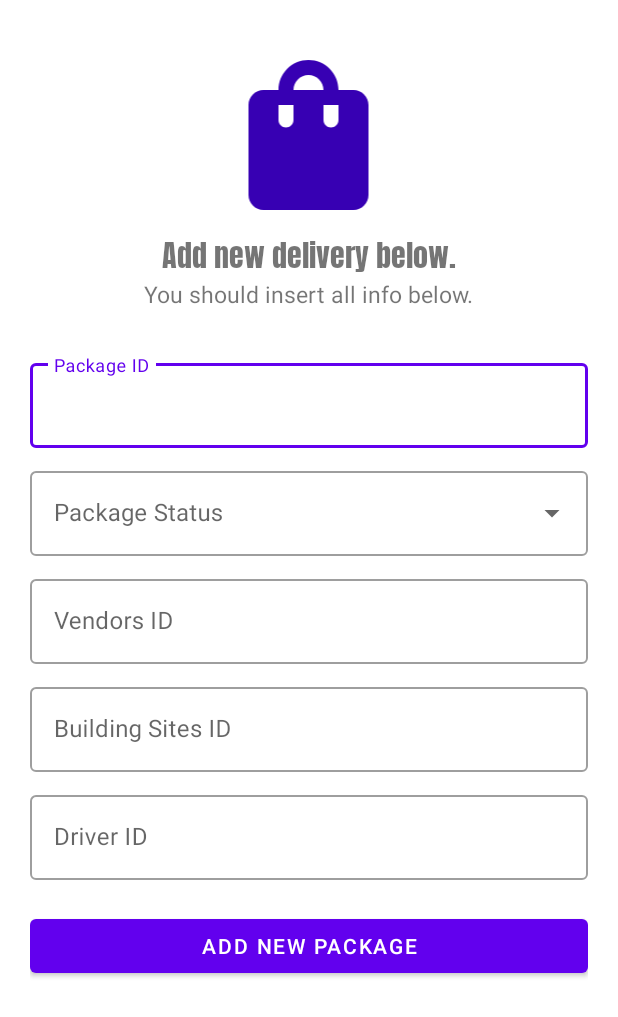
After one commit to by3u20/appcw, an Android app: the layout fragment_add_deliveries.xml on its own in the app's theme, with its tools: preview values and no code run, on a phone screen of 412 x 824 dp. The commit adds this screen. Shown: the top 1017 px of the screen. Run offline under Robolectric (Android 15) with nearby library versions, the phone set to English and light mode, and no system bars.

Commit message:
stable version of AddDeliveries.kt not done yet

```diff
--- a/app/build.gradle
+++ b/app/build.gradle
@@ -41,6 +41,9 @@ android {
     kotlinOptions {
         jvmTarget = '1.8'
     }
+    viewBinding{
+        enabled=true
+    }
 }
 
 dependencies {
--- a/app/src/main/java/com/example/delivery1/data/UserDao.kt
+++ b/app/src/main/java/com/example/delivery1/data/UserDao.kt
@@ -15,7 +15,7 @@ interface UserDao {
     fun getUserWithUidPassword(uid: String, password: String): User?
 
     @Insert(onConflict = OnConflictStrategy.IGNORE)
-    fun addUser(user: User)
+    suspend fun addUser(user: User)
 
     @Update
     fun updUser(user: User)
--- /dev/null
+++ b/app/src/main/res/layout/fragment_add_deliveries.xml
@@ -0,0 +1,137 @@
+<?xml version="1.0" encoding="utf-8"?>
+<LinearLayout xmlns:android="http://schemas.android.com/apk/res/android"
+    xmlns:app="http://schemas.android.com/apk/res-auto"
+    xmlns:tools="http://schemas.android.com/tools"
+    android:layout_width="match_parent"
+    android:layout_height="match_parent"
+    android:orientation="vertical"
+    android:background="@color/white"
+    android:gravity="center_horizontal"
+    android:id="@+id/add_deliveries_layout"
+    >
+
+
+    <ImageView
+        android:id="@+id/add_deliveries_logo"
+        android:layout_width="150dp"
+        android:layout_height="150dp"
+        app:srcCompat="@drawable/deliveries"
+        android:paddingTop="30dp"
+        app:tint="@color/design_default_color_primary_dark" />
+
+    <TextView
+        android:id="@+id/add_deliveries_name"
+        android:layout_width="wrap_content"
+        android:layout_height="wrap_content"
+        android:fontFamily="@font/anton"
+        android:text="Add new delivery below."
+        android:textSize="20sp"
+        />
+
+    <TextView
+        android:id="@+id/logo_slogan_name"
+        android:layout_width="wrap_content"
+        android:layout_height="wrap_content"
+        android:text="You should insert all info below."
+        android:textSize="15sp"
+        />
+
+    <LinearLayout
+        android:layout_width="match_parent"
+        android:layout_height="wrap_content"
+        android:layout_marginTop="10dp"
+        android:layout_marginBottom="20dp"
+        android:orientation="vertical"
+        android:gravity="center"
+        android:padding="20dp">
+
+        <com.google.android.material.textfield.TextInputLayout
+            android:id="@+id/add_deliveries_id"
+            android:layout_width="match_parent"
+            android:layout_height="wrap_content"
+            android:hint="Package ID"
+            style="@style/Widget.MaterialComponents.TextInputLayout.OutlinedBox">
+
+            <com.google.android.material.textfield.TextInputEditText
+                android:id="@+id/add_deliveries_id_text"
+                android:layout_width="match_parent"
+                android:layout_height="wrap_content"/>
+
+        </com.google.android.material.textfield.TextInputLayout>
+
+        <com.google.android.material.textfield.TextInputLayout
+            android:id="@+id/add_deliveries_status"
+            android:layout_width="match_parent"
+            android:layout_height="wrap_content"
+            android:hint="Package Status"
+            style="@style/Widget.MaterialComponents.TextInputLayout.OutlinedBox.ExposedDropdownMenu"
+            android:layout_marginTop="10dp">
+
+            <androidx.appcompat.widget.AppCompatAutoCompleteTextView
+                android:id="@+id/add_deliveries_status_text"
+                android:layout_width="match_parent"
+                android:layout_height="wrap_content"
+                android:inputType="none"
+                />
+
+        </com.google.android.material.textfield.TextInputLayout>
+
+        <com.google.android.material.textfield.TextInputLayout
+            android:id="@+id/add_deliveries_from_id"
+            android:layout_width="match_parent"
+            android:layout_height="wrap_content"
+            android:hint="Vendors ID"
+            style="@style/Widget.MaterialComponents.TextInputLayout.OutlinedBox"
+            android:layout_marginTop="10dp">
+
+            <com.google.android.material.textfield.TextInputEditText
+                android:id="@+id/add_deliveries_from_id_text"
+                android:layout_width="match_parent"
+                android:layout_height="wrap_content"/>
+
+        </com.google.android.material.textfield.TextInputLayout>
+
+        <com.google.android.material.textfield.TextInputLayout
+            android:id="@+id/add_deliveries_to_id"
+            android:layout_width="match_parent"
+            android:layout_height="wrap_content"
+            android:hint="Building Sites ID"
+            style="@style/Widget.MaterialComponents.TextInputLayout.OutlinedBox"
+            android:layout_marginTop="10dp">
+
+            <com.google.android.material.textfield.TextInputEditText
+                android:id="@+id/add_deliveries_to_id_text"
+                android:layout_width="match_parent"
+                android:layout_height="wrap_content"/>
+
+        </com.google.android.material.textfield.TextInputLayout>
+
+        <com.google.android.material.textfield.TextInputLayout
+            android:id="@+id/add_deliveries_driver_id"
+            android:layout_width="match_parent"
+            android:layout_height="wrap_content"
+            android:hint="Driver ID"
+            style="@style/Widget.MaterialComponents.TextInputLayout.OutlinedBox"
+            android:layout_marginTop="10dp">
+
+            <com.google.android.material.textfield.TextInputEditText
+                android:id="@+id/add_deliveries_driver_id_text"
+                android:layout_width="match_parent"
+                android:layout_height="wrap_content"/>
+
+        </com.google.android.material.textfield.TextInputLayout>
+
+        <Button
+            android:id="@+id/add_delivery_button"
+            android:layout_width="match_parent"
+            android:layout_height="wrap_content"
+            android:textColor="#fff"
+            android:text="Add new package"
+            android:layout_marginTop="20dp"/>
+
+    </LinearLayout>
+
+
+
+
+</LinearLayout>
--- a/app/src/main/res/layout/fragment_deliveries.xml
+++ b/app/src/main/res/layout/fragment_deliveries.xml
@@ -16,6 +16,10 @@
             android:text="Deliveries list here"
             android:layout_centerInParent='true'
             />
+
+        <androidx.recyclerview.widget.RecyclerView
+            android:layout_width="match_parent"
+            android:layout_height="match_parent" />
     </RelativeLayout>
 
     <com.google.android.material.floatingactionbutton.FloatingActionButton
```
Also changed, not shown: app/src/main/java/com/example/delivery1/FirstFragment.java (deleted, +0 -34 lines), app/src/main/java/com/example/delivery1/MainActivity.kt (+6 -5 lines), app/src/main/java/com/example/delivery1/SecondFragment.java (deleted, +0 -34 lines), app/src/main/java/com/example/delivery1/fragments/AddDeliveries.kt (added, +35 -0 lines), app/src/main/java/com/example/delivery1/fragments/Deliveries.java (+4 -40 lines), app/src/main/java/com/example/delivery1/fragments/Vendors.java (+2 -39 lines), app/src/main/java/com/example/delivery1/fragments/dummy/DummyContent.java (deleted, +0 -72 lines), app/src/main/res/layout/dropdown_item_delivery_status.xml (added, +8 -0 lines), app/src/main/res/layout/fragment_delivery_card.xml (deleted, +0 -71 lines), app/src/main/res/layout/fragment_first.xml (deleted, +0 -28 lines), app/src/main/res/layout/fragment_second.xml (deleted, +0 -27 lines), app/src/main/res/navigation/nav_graph.xml (+15 -20 lines), app/src/main/res/values/strings.xml (+8 -0 lines).
